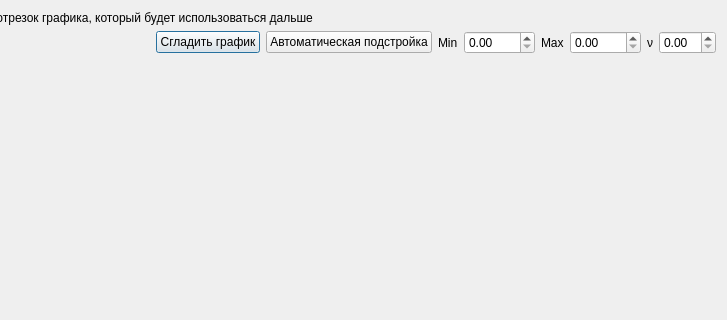
The window that correctinput.ui (geodryaev/LigaVibroLab) describes before a commit, drawn with Qt 5; both pictures show x 473 to 1200 and y 0 to 320 of the 1200 by 800 pixel window.
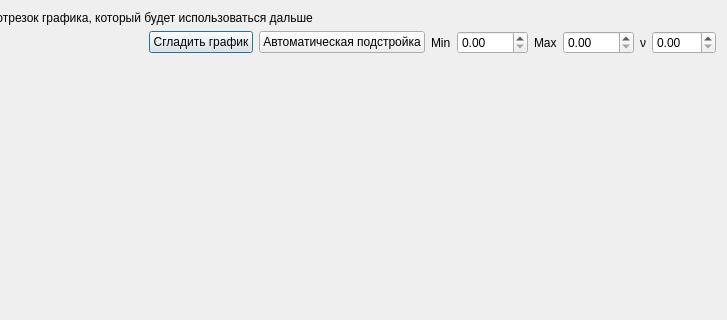
The same window after the commit.

The edit to the form file:
```diff
--- a/correctinput.ui
+++ b/correctinput.ui
@@ -104,7 +104,7 @@
      <item>
       <widget class="QDoubleSpinBox" name="freq">
        <property name="maximum">
-        <double>10.000000000000000</double>
+        <double>100.000000000000000</double>
        </property>
        <property name="singleStep">
         <double>0.100000000000000</double>
```
